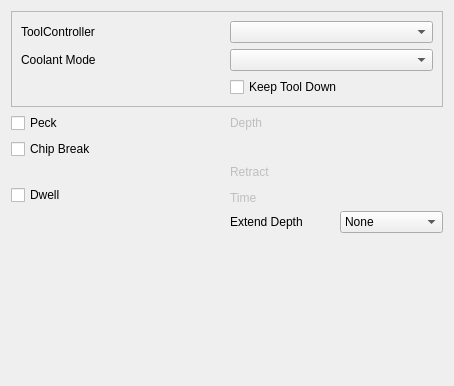
Qt form src/Mod/Path/Gui/Resources/panels/PageOpDrillingEdit.ui (southseact-3d/fcd) before a commit.
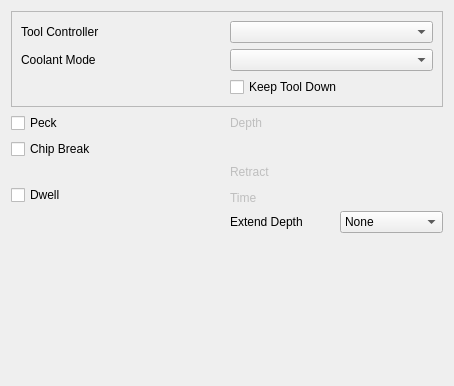
The same form after that commit. Custom widgets are drawn as their Qt base class.

Commit message: Path: 'ToolController' -> 'Tool Controller' in UI panels

The edit to the form file:
```diff
--- a/src/Mod/Path/Gui/Resources/panels/PageOpDrillingEdit.ui
+++ b/src/Mod/Path/Gui/Resources/panels/PageOpDrillingEdit.ui
@@ -32,7 +32,7 @@
       <item row="0" column="0">
        <widget class="QLabel" name="label_2">
         <property name="text">
-         <string>ToolController</string>
+         <string>Tool Controller</string>
         </property>
        </widget>
       </item>
```
The commit also changes 8 other files.
